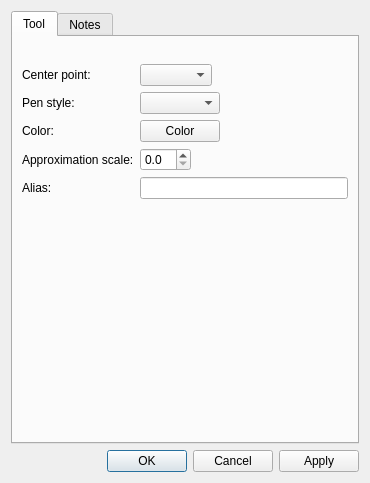
This is src/libs/vtools/dialogs/tools/dialogarcwithlength.ui in equinox-patterns/Ostara as Qt 5 draws it before an edit. The edited form follows.
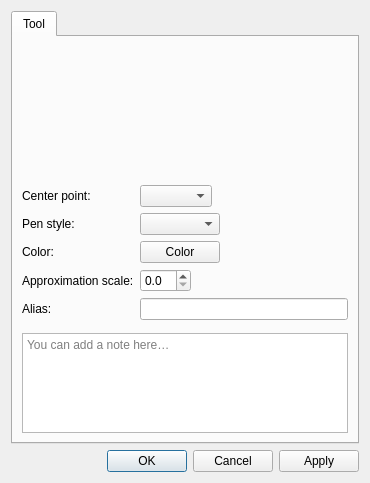
This is the edited form. Icons and pictures are not drawn. Custom widgets are drawn as their Qt base class.

Commit message: Dialog tools : notes → Tool, onglet Point, base point retiré

```diff
--- a/src/libs/vtools/dialogs/tools/dialogarcwithlength.ui
+++ b/src/libs/vtools/dialogs/tools/dialogarcwithlength.ui
@@ -141,27 +141,43 @@
         </layout>
        </item>
        <item>
-        <spacer name="verticalSpacer">
-         <property name="orientation">
-          <enum>Qt::Vertical</enum>
+        <layout class="QHBoxLayout" name="notesSeparatorLayout">
+         <property name="leftMargin">
+          <number>33</number>
          </property>
-         <property name="sizeHint" stdset="0">
-          <size>
-           <width>20</width>
-           <height>40</height>
-          </size>
+         <property name="rightMargin">
+          <number>33</number>
          </property>
-        </spacer>
+         <item>
+          <widget class="QFrame" name="notesSeparator">
+           <property name="minimumSize">
+            <size>
+             <width>0</width>
+             <height>1</height>
+            </size>
+           </property>
+           <property name="maximumSize">
+            <size>
+             <width>16777215</width>
+             <height>1</height>
+            </size>
+           </property>
+          </widget>
+         </item>
+        </layout>
        </item>
-      </layout>
-     </widget>
-     <widget class="QWidget" name="tab_2">
-      <attribute name="title">
-       <string>Notes</string>
-      </attribute>
-      <layout class="QVBoxLayout" name="verticalLayout_3">
        <item>
-        <widget class="QPlainTextEdit" name="plainTextEditToolNotes"/>
+        <widget class="QPlainTextEdit" name="plainTextEditToolNotes">
+         <property name="placeholderText">
+          <string>You can add a note here…</string>
+         </property>
+         <property name="maximumSize">
+          <size>
+           <width>16777215</width>
+           <height>100</height>
+          </size>
+         </property>
+        </widget>
        </item>
       </layout>
      </widget>
```
The commit also changes 77 other files.
